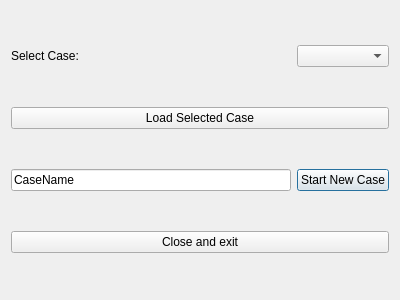
Above: Patients/Resources/UI/CaseManagement.ui from NousNav/SlicerOpenNav before the change. Below: the same form after it.
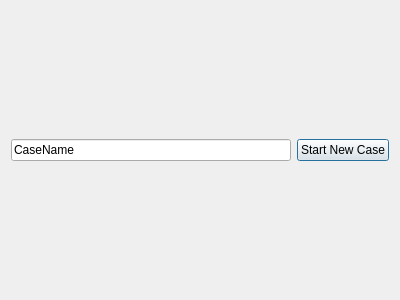
That is the form after the change.

Commit message: ENH: Basic plan management in sidebar

The edit to the form file:
```diff
--- a/Patients/Resources/UI/CaseManagement.ui
+++ b/Patients/Resources/UI/CaseManagement.ui
@@ -20,44 +20,20 @@
    <bool>true</bool>
   </property>
   <layout class="QGridLayout" name="gridLayout">
-   <item row="2" column="1">
+   <item row="0" column="1">
     <widget class="QPushButton" name="NewCaseButton">
      <property name="text">
       <string>Start New Case</string>
      </property>
     </widget>
    </item>
-   <item row="2" column="0">
+   <item row="0" column="0">
     <widget class="QLineEdit" name="CaseNameLineEdit">
      <property name="text">
       <string>CaseName</string>
      </property>
     </widget>
    </item>
-   <item row="1" column="0" colspan="2">
-    <widget class="QPushButton" name="LoadCaseButton">
-     <property name="text">
-      <string>Load Selected Case</string>
-     </property>
-    </widget>
-   </item>
-   <item row="0" column="0">
-    <widget class="QLabel" name="label">
-     <property name="text">
-      <string>Select Case:</string>
-     </property>
-    </widget>
-   </item>
-   <item row="0" column="1">
-    <widget class="QComboBox" name="CasesComboBox"/>
-   </item>
-   <item row="3" column="0" colspan="2">
-    <widget class="QPushButton" name="CloseButton">
-     <property name="text">
-      <string>Close and exit</string>
-     </property>
-    </widget>
-   </item>
   </layout>
  </widget>
  <resources/>
```
Left out of the diff: 32 changed lines with no effect on the pictures. The commit also changes 2 other files.
